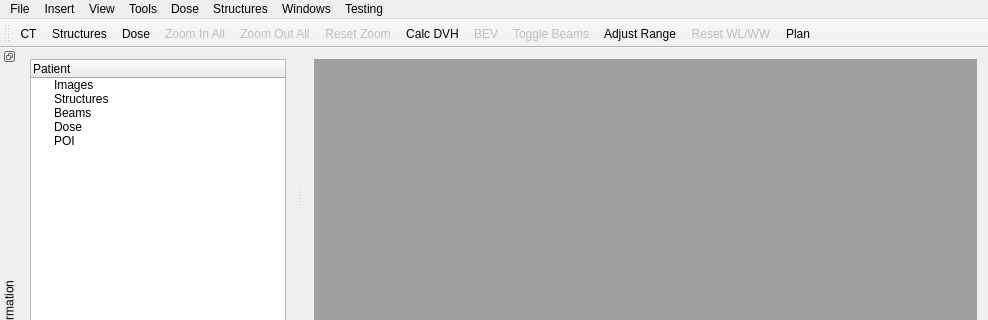
Before: the Qt Designer form mainwindow.ui in Jothy/KIMView, drawn with Qt 5; both pictures show x 0 to 988 and y 0 to 320 of the 988 by 586 pixel window.
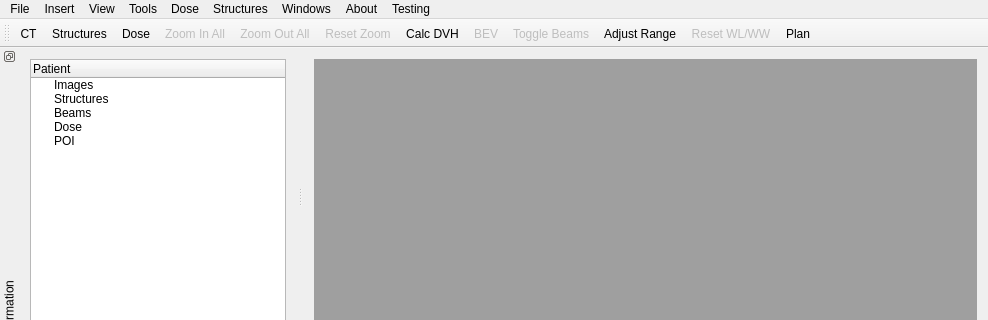
After: the same form once the commit is applied. Icons and pictures are not drawn.

Commit message: Added About QT to About menu

Diff of the .ui file:
```diff
--- a/mainwindow.ui
+++ b/mainwindow.ui
@@ -124,6 +124,12 @@
     <addaction name="actionInformation"/>
     <addaction name="actionPlan_Information"/>
    </widget>
+   <widget class="QMenu" name="menuAbout">
+    <property name="title">
+     <string>About</string>
+    </property>
+    <addaction name="actionAbout_QT"/>
+   </widget>
    <addaction name="menuFile"/>
    <addaction name="menuInsert"/>
    <addaction name="menuView"/>
@@ -131,6 +137,7 @@
    <addaction name="menuDose"/>
    <addaction name="menuStructures"/>
    <addaction name="menuWindows"/>
+   <addaction name="menuAbout"/>
    <addaction name="menuHelp"/>
   </widget>
   <widget class="QToolBar" name="mainToolBar">
```
Left out of the diff: 9 changed lines with no effect on the pictures. The commit also changes 4 other files.
